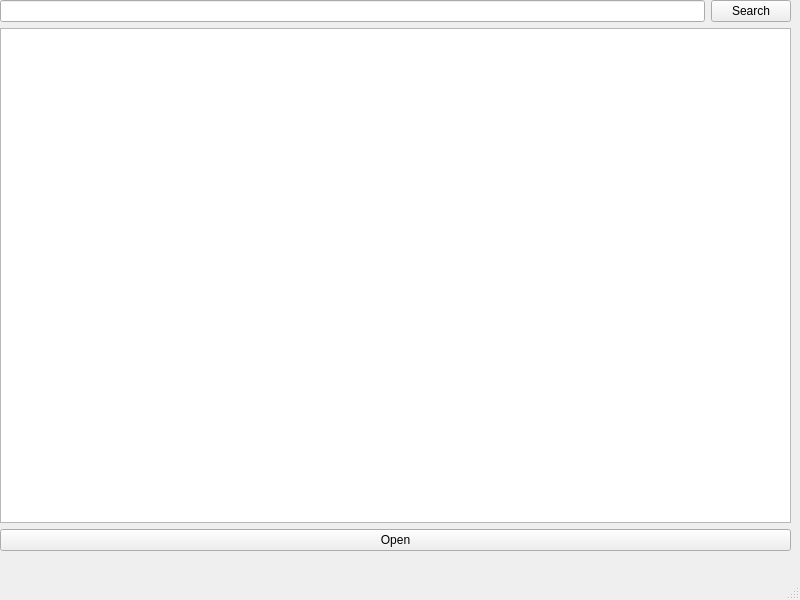
Habitate/news-feed, file mainwindow.ui: the form before one commit.
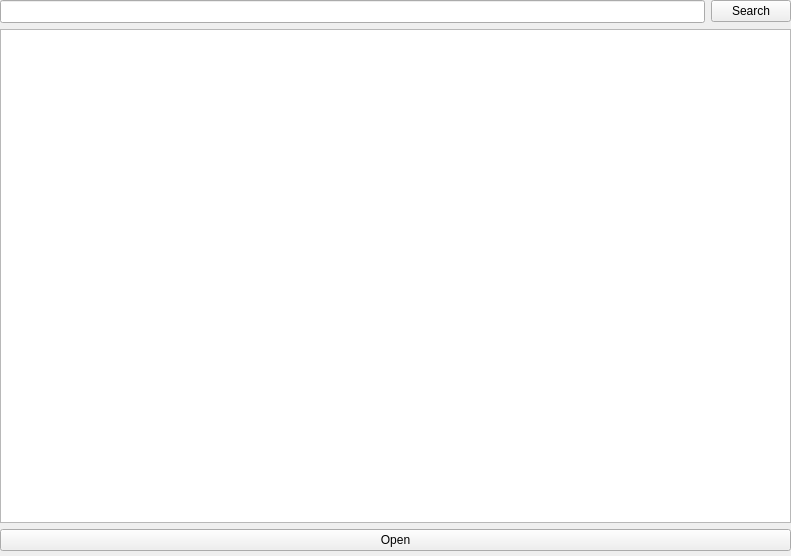
The form after the commit.

What changed in the file:
```diff
--- a/mainwindow.ui
+++ b/mainwindow.ui
@@ -6,8 +6,8 @@
    <rect>
     <x>0</x>
     <y>0</y>
-    <width>800</width>
-    <height>600</height>
+    <width>791</width>
+    <height>556</height>
    </rect>
   </property>
   <property name="windowTitle">
@@ -27,7 +27,13 @@
      <item>
       <layout class="QHBoxLayout" name="horizontalLayout">
        <item>
-        <widget class="QLineEdit" name="search_bar"/>
+        <widget class="QLineEdit" name="search_bar">
+         <property name="font">
+          <font>
+           <pointsize>10</pointsize>
+          </font>
+         </property>
+        </widget>
        </item>
        <item>
         <widget class="QPushButton" name="search_button">
@@ -39,7 +45,14 @@
       </layout>
      </item>
      <item>
-      <widget class="QListWidget" name="article_list"/>
+      <widget class="QListWidget" name="article_list">
+       <property name="font">
+        <font>
+         <family>Arial</family>
+         <pointsize>13</pointsize>
+        </font>
+       </property>
+      </widget>
      </item>
      <item>
       <widget class="QPushButton" name="open_button">
@@ -51,17 +64,6 @@
     </layout>
    </widget>
   </widget>
-  <widget class="QMenuBar" name="menubar">
-   <property name="geometry">
-    <rect>
-     <x>0</x>
-     <y>0</y>
-     <width>800</width>
-     <height>21</height>
-    </rect>
-   </property>
-  </widget>
-  <widget class="QStatusBar" name="statusbar"/>
  </widget>
  <resources/>
  <connections/>
```
